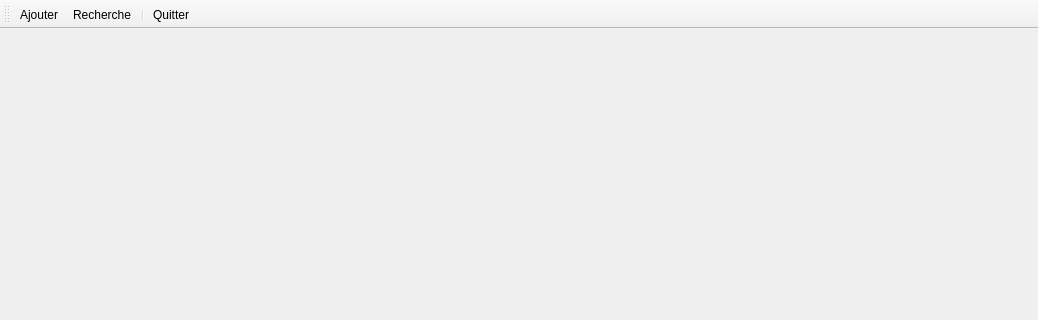
Old version of the form mainwindow.ui in the repository Kodstok/QtProjet; both pictures show x 0 to 1038 and y 0 to 320 of the 1038 by 680 pixel window.
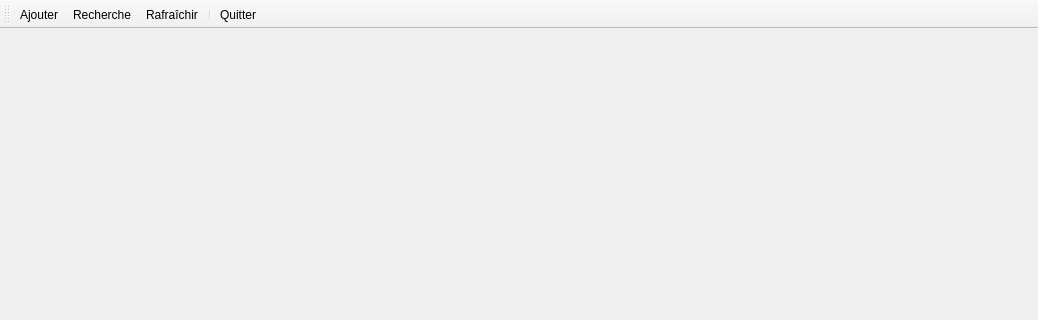
New version of the form. Icons and pictures are not drawn.

```diff
--- a/mainwindow.ui
+++ b/mainwindow.ui
@@ -23,6 +23,7 @@
    </attribute>
    <addaction name="actionAjouter"/>
    <addaction name="actionRech"/>
+   <addaction name="actionRefresh"/>
    <addaction name="separator"/>
    <addaction name="actionQuitter"/>
   </widget>
@@ -73,6 +74,14 @@
     <string>Sauvegarder et quitter le programme</string>
    </property>
   </action>
+  <action name="actionRefresh">
+   <property name="text">
+    <string>Rafraîchir</string>
+   </property>
+   <property name="toolTip">
+    <string>Rafraîchir la page d'annonces</string>
+   </property>
+  </action>
  </widget>
  <layoutdefault spacing="6" margin="11"/>
  <resources>
```
